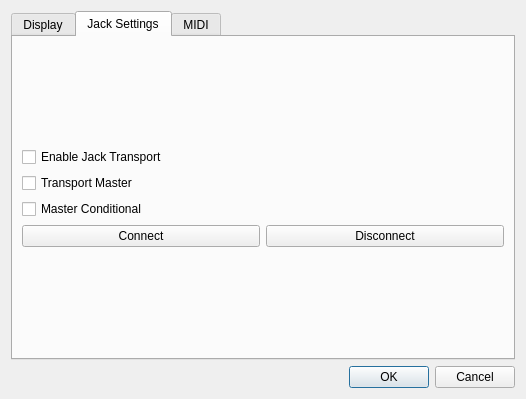
First picture: the form in seq_qt5/forms/qseditoptions.ui, repository ahlstromcj/sequencer64, before the edit.
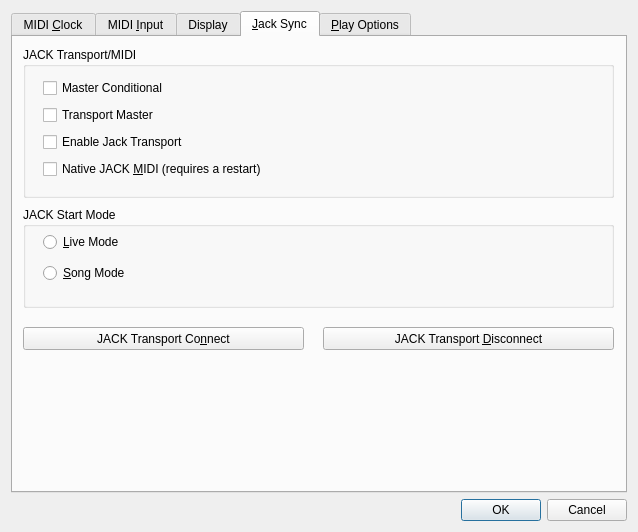
Second picture: the form after the edit. The open tabs and pages were chosen to show the change.

Commit message: Adding clocks and inputs to Qt user-interface.

```diff
--- a/seq_qt5/forms/qseditoptions.ui
+++ b/seq_qt5/forms/qseditoptions.ui
@@ -6,8 +6,8 @@
    <rect>
     <x>0</x>
     <y>0</y>
-    <width>526</width>
-    <height>399</height>
+    <width>638</width>
+    <height>532</height>
    </rect>
   </property>
   <property name="windowTitle">
@@ -19,7 +19,127 @@
      <property name="currentIndex">
       <number>0</number>
      </property>
-     <widget class="QWidget" name="tab_2">
+     <widget class="QWidget" name="tabMidiClock">
+      <attribute name="title">
+       <string>MIDI &amp;Clock</string>
+      </attribute>
+      <widget class="QGroupBox" name="groupBoxClocks">
+       <property name="geometry">
+        <rect>
+         <x>10</x>
+         <y>20</y>
+         <width>591</width>
+         <height>321</height>
+        </rect>
+       </property>
+       <property name="title">
+        <string>Clocks</string>
+       </property>
+      </widget>
+      <widget class="QGroupBox" name="groupBoxMetaEvents">
+       <property name="geometry">
+        <rect>
+         <x>10</x>
+         <y>350</y>
+         <width>591</width>
+         <height>80</height>
+        </rect>
+       </property>
+       <property name="title">
+        <string>Meta Events</string>
+       </property>
+       <widget class="QPlainTextEdit" name="plainTextEditTempoTrack">
+        <property name="geometry">
+         <rect>
+          <x>10</x>
+          <y>30</y>
+          <width>31</width>
+          <height>31</height>
+         </rect>
+        </property>
+        <property name="toolTip">
+         <string>&lt;html&gt;&lt;head/&gt;&lt;body&gt;&lt;p&gt;Sets the number of the tempo track, and it is saved to the 'rc' file.&lt;/p&gt;&lt;/body&gt;&lt;/html&gt;</string>
+        </property>
+        <property name="placeholderText">
+         <string>0</string>
+        </property>
+       </widget>
+       <widget class="QLabel" name="textLabelTempoTrack">
+        <property name="geometry">
+         <rect>
+          <x>50</x>
+          <y>34</y>
+          <width>361</width>
+          <height>21</height>
+         </rect>
+        </property>
+        <property name="text">
+         <string>Pattern number for tempo track, from 0 to 1023 (0 is best)</string>
+        </property>
+       </widget>
+       <widget class="QPushButton" name="pushButtonTempoTrack">
+        <property name="geometry">
+         <rect>
+          <x>420</x>
+          <y>30</y>
+          <width>161</width>
+          <height>31</height>
+         </rect>
+        </property>
+        <property name="toolTip">
+         <string>Saves the current tempo track number as a song parameter, saved to the MIDI file, as opposed to a global Sequencer64 value. However, remember that the given value will be saved to the 'rc' file when exiting.</string>
+        </property>
+        <property name="text">
+         <string>Set as Tempo Track</string>
+        </property>
+       </widget>
+      </widget>
+     </widget>
+     <widget class="QWidget" name="tabMidiInput">
+      <attribute name="title">
+       <string>MIDI &amp;Input</string>
+      </attribute>
+      <widget class="QGroupBox" name="groupBoxInputs">
+       <property name="geometry">
+        <rect>
+         <x>10</x>
+         <y>10</y>
+         <width>591</width>
+         <height>171</height>
+        </rect>
+       </property>
+       <property name="title">
+        <string>Input Buses</string>
+       </property>
+      </widget>
+      <widget class="QGroupBox" name="groupBoxInputOptions">
+       <property name="geometry">
+        <rect>
+         <x>10</x>
+         <y>250</y>
+         <width>591</width>
+         <height>81</height>
+        </rect>
+       </property>
+       <property name="title">
+        <string>Input Options</string>
+       </property>
+       <widget class="QCheckBox" name="checkBoxRecordByChannel">
+        <property name="geometry">
+         <rect>
+          <x>20</x>
+          <y>40</y>
+          <width>561</width>
+          <height>21</height>
+         </rect>
+        </property>
+        <property name="text">
+         <string>Record input into sequences according to channel</string>
+        </property>
+       </widget>
+      </widget>
+     </widget>
+     <widget class="QWidget" name="tabDisplay">
       <attribute name="title">
        <string>Display</string>
       </attribute>
@@ -71,53 +191,133 @@
      </widget>
      <widget class="QWidget" name="tabJackSync">
       <attribute name="title">
-       <string>Jack Settings</string>
+       <string>&amp;Jack Sync</string>
       </attribute>
-      <layout class="QVBoxLayout" name="verticalLayout_2">
-       <item>
-        <layout class="QGridLayout" name="gridLayout">
-         <item row="0" column="0" colspan="2">
-          <widget class="QCheckBox" name="chkJackTransport">
-           <property name="text">
-            <string>Enable Jack Transport</string>
-           </property>
-          </widget>
-         </item>
-         <item row="2" column="0" colspan="2">
-          <widget class="QCheckBox" name="chkJackConditional">
-           <property name="text">
-            <string>Master Conditional</string>
-           </property>
-          </widget>
-         </item>
-         <item row="3" column="0">
-          <widget class="QPushButton" name="btnJackConnect">
-           <property name="text">
-            <string>Connect</string>
-           </property>
-          </widget>
-         </item>
-         <item row="3" column="1">
-          <widget class="QPushButton" name="btnJackDisconnect">
-           <property name="text">
-            <string>Disconnect</string>
-           </property>
-          </widget>
-         </item>
-         <item row="1" column="0" colspan="2">
-          <widget class="QCheckBox" name="chkJackMaster">
-           <property name="text">
-            <string extracomment="Serve as jack transport master">Transport Master</string>
-           </property>
-          </widget>
-         </item>
-        </layout>
-       </item>
-      </layout>
+      <widget class="QGroupBox" name="groupBoxJackTransport">
+       <property name="geometry">
+        <rect>
+         <x>10</x>
+         <y>10</y>
+         <width>591</width>
+         <height>151</height>
+        </rect>
+       </property>
+       <property name="title">
+        <string>JACK Transport/MIDI</string>
+       </property>
+       <property name="alignment">
+        <set>Qt::AlignLeading|Qt::AlignLeft|Qt::AlignTop</set>
+       </property>
+      </widget>
+      <widget class="QGroupBox" name="groupBoxJackStartMode">
+       <property name="geometry">
+        <rect>
+         <x>10</x>
+         <y>170</y>
+         <width>591</width>
+         <height>101</height>
+        </rect>
+       </property>
+       <property name="title">
+        <string>JACK Start Mode</string>
+       </property>
+      </widget>
+      <widget class="QPushButton" name="btnJackConnect">
+       <property name="geometry">
+        <rect>
+         <x>10</x>
+         <y>290</y>
+         <width>281</width>
+         <height>23</height>
+        </rect>
+       </property>
+       <property name="text">
+        <string>JACK Transport Co&amp;nnect</string>
+       </property>
+      </widget>
+      <widget class="QPushButton" name="btnJackDisconnect">
+       <property name="geometry">
+        <rect>
+         <x>310</x>
+         <y>290</y>
+         <width>291</width>
+         <height>23</height>
+        </rect>
+       </property>
+       <property name="text">
+        <string>JACK Transport &amp;Disconnect</string>
+       </property>
+      </widget>
+      <widget class="QWidget" name="">
+       <property name="geometry">
+        <rect>
+         <x>30</x>
+         <y>40</y>
+         <width>246</width>
+         <height>104</height>
+        </rect>
+       </property>
+       <layout class="QVBoxLayout" name="verticalLayout_2">
+        <item>
+         <widget class="QCheckBox" name="chkJackConditional">
+          <property name="text">
+           <string>Master Conditional</string>
+          </property>
+         </widget>
+        </item>
+        <item>
+         <widget class="QCheckBox" name="chkJackMaster">
+          <property name="text">
+           <string extracomment="Serve as jack transport master">Transport Master</string>
+          </property>
+         </widget>
+        </item>
+        <item>
+         <widget class="QCheckBox" name="chkJackTransport">
+          <property name="text">
+           <string>Enable Jack Transport</string>
+          </property>
+         </widget>
+        </item>
+        <item>
+         <widget class="QCheckBox" name="chkJackNative">
+          <property name="text">
+           <string>Native JACK &amp;MIDI (requires a restart)</string>
+          </property>
+         </widget>
+        </item>
+       </layout>
+      </widget>
+      <widget class="QWidget" name="">
+       <property name="geometry">
+        <rect>
+         <x>30</x>
+         <y>190</y>
+         <width>251</width>
+         <height>61</height>
+        </rect>
+       </property>
+       <layout class="QVBoxLayout" name="verticalLayout_5">
+        <item>
+         <widget class="QRadioButton" name="rbLiveMode">
+          <property name="text">
+           <string>&amp;Live Mode</string>
+          </property>
+         </widget>
+        </item>
+        <item>
+         <widget class="QRadioButton" name="rbSongMode">
+          <property name="text">
+           <string>&amp;Song Mode</string>
+          </property>
+         </widget>
+        </item>
+       </layout>
+      </widget>
      </widget>
      <widget class="QWidget" name="tab">
       <attribute name="title">
-       <string>MIDI</string>
+       <string>&amp;Play Options</string>
       </attribute>
       <layout class="QVBoxLayout" name="verticalLayout_3">
        <item>
```
Left out of the diff: 4 changed lines with no effect on the pictures. The commit also changes 4 other files.
